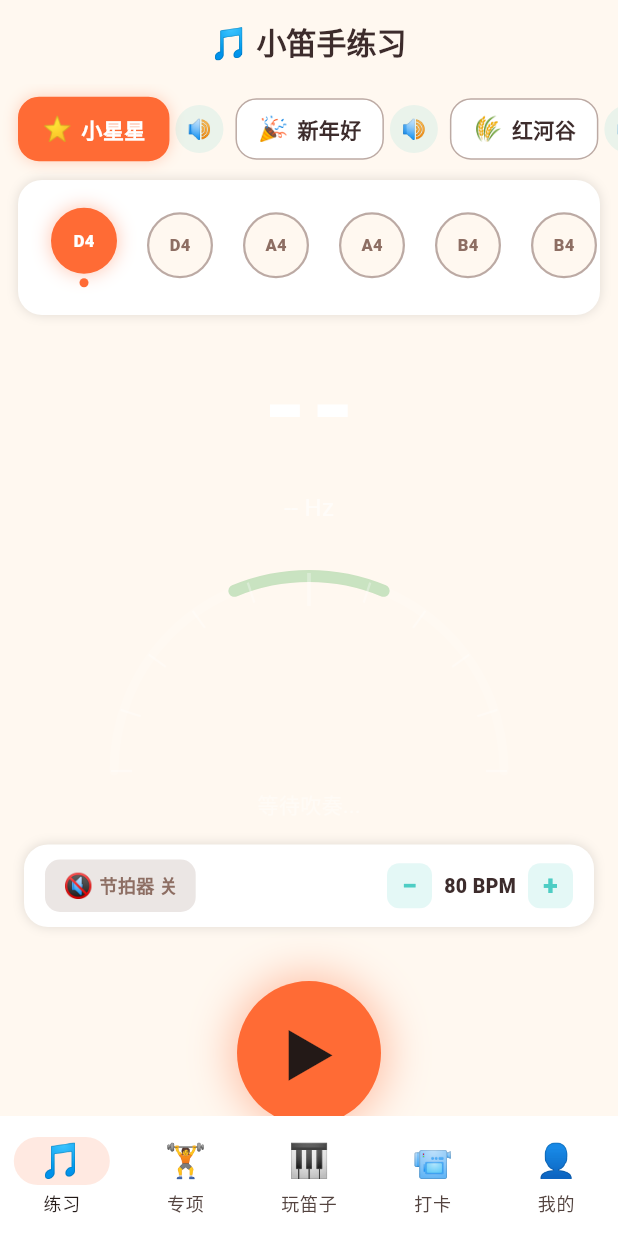
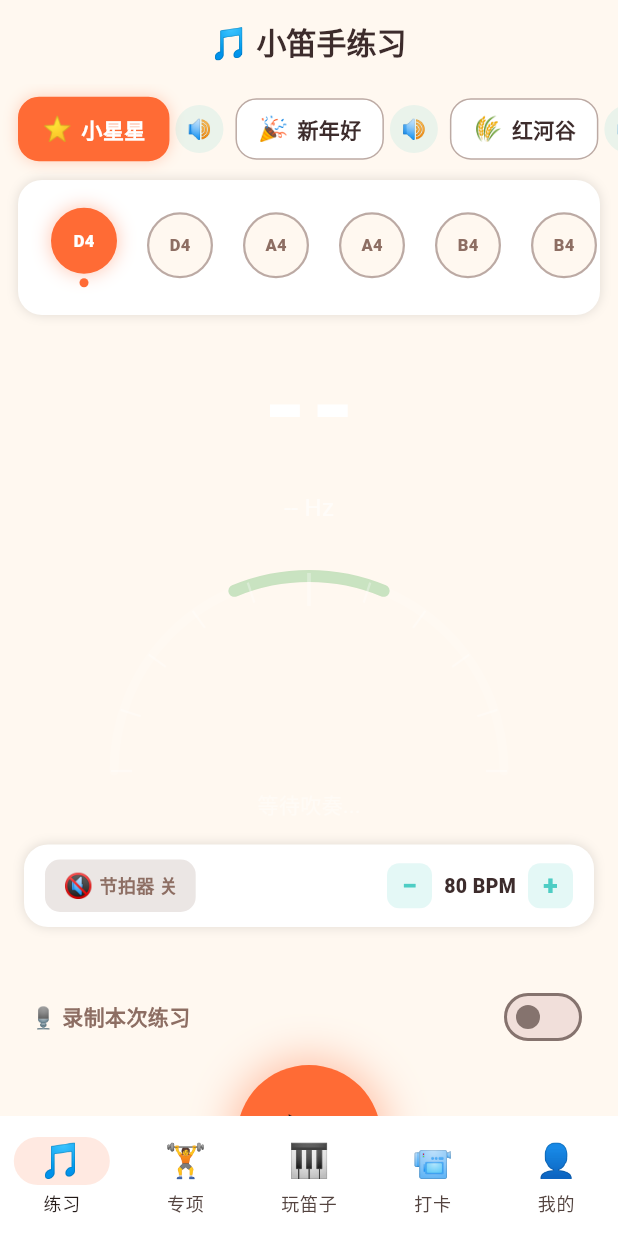
Before and after one commit to haozhijie111/Habits, a Flutter app: the SessionResultScreen screen opened directly with empty values, after a tap on "🔄 再练一次", on a phone screen of 412 x 824 dp. Run offline on Flutter 3.47's test engine with Material 3 defaults, Android fonts, the phone set to English and light mode, and no system bars; our stand-ins replace camera, flutter_riverpod, just_audio, shared_preferences, video_player; missing offline and left inert: ffmpeg_kit_flutter_new, fftea, gal, record; accounts and stored records are empty.

Commit message:
✨ feat: 打卡记录 + 节拍器设置持久化
- 曲谱练习新增录音开关，开启后练习结束自动保存到"我的打卡"
- 专项练习结束后若开启录音也自动保存到"我的打卡"
- 结果页显示"已保存到我的打卡"提示
- 节拍器 BPM/音量/开关状态通过 shared_preferences 持久化，重启后保留

Co-Authored-By: Claude Sonnet 4.6 <noreply@anthropic.com>

```diff
--- a/lib/screens/practice_screen.dart
+++ b/lib/screens/practice_screen.dart
@@ -23,7 +23,11 @@ class PracticeScreen extends ConsumerWidget {
         Navigator.push(
           context,
           MaterialPageRoute(
-            builder: (_) => SessionResultScreen(result: next.result!),
+            builder: (_) => SessionResultScreen(
+              result: next.result!,
+              songTitle: next.currentSong.title,
+              audioPath: next.audioPath,
+            ),
           ),
         );
       }
@@ -74,6 +78,29 @@ class PracticeScreen extends ConsumerWidget {
                 ),
               ),
             const SizedBox(height: 20),
+            // 录音开关
+            if (session.state == RecordingState.idle)
+              Padding(
+                padding: const EdgeInsets.symmetric(horizontal: 20),
+                child: Row(
+                  children: [
+                    const Text('🎙 录制本次练习',
+                        style: TextStyle(
+                            color: KidColors.textMid,
+                            fontSize: 14,
+                            fontWeight: FontWeight.w600)),
+                    const Spacer(),
+                    Switch(
+                      value: session.recordAudio,
+                      activeColor: KidColors.primary,
+                      onChanged: (v) => ref
+                          .read(practiceSessionProvider.notifier)
+                          .setRecordAudio(v),
+                    ),
+                  ],
+                ),
+              ),
+            const SizedBox(height: 8),
             _RecordButton(
               state: session.state,
               onStart: () {
--- a/lib/screens/session_result_screen.dart
+++ b/lib/screens/session_result_screen.dart
@@ -2,14 +2,49 @@ import 'package:flutter/material.dart';
 import 'package:flutter_riverpod/flutter_riverpod.dart';
 import '../main.dart';
 import '../models/score_note.dart';
+import '../models/check_in_record.dart';
 import '../providers/practice_session_provider.dart';
+import '../services/check_in_storage.dart';
 
-class SessionResultScreen extends ConsumerWidget {
+class SessionResultScreen extends ConsumerStatefulWidget {
   final SessionResult result;
-  const SessionResultScreen({super.key, required this.result});
+  final String songTitle;
+  final String? audioPath;
+
+  const SessionResultScreen({
+    super.key,
+    required this.result,
+    required this.songTitle,
+    this.audioPath,
+  });
 
   @override
-  Widget build(BuildContext context, WidgetRef ref) {
+  ConsumerState<SessionResultScreen> createState() => _SessionResultScreenState();
+}
+
+class _SessionResultScreenState extends ConsumerState<SessionResultScreen> {
+  @override
+  void initState() {
+    super.initState();
+    if (widget.audioPath != null) {
+      _saveCheckIn();
+    }
+  }
+
+  Future<void> _saveCheckIn() async {
+    final record = CheckInRecord(
+      id: DateTime.now().millisecondsSinceEpoch.toString(),
+      createdAt: DateTime.now(),
+      filePath: widget.audioPath!,
+      type: 'audio',
+      score: widget.result.pitchScore,
+      songTitle: widget.songTitle,
+    );
+    await CheckInStorage().save(record);
+  }
+
+  @override
+  Widget build(BuildContext context) {
     return Scaffold(
       backgroundColor: KidColors.bg,
       appBar: AppBar(
@@ -24,7 +59,7 @@ class SessionResultScreen extends ConsumerWidget {
       body: Column(
         children: [
           const SizedBox(height: 8),
-          _ScoreSummary(result: result),
+          _ScoreSummary(result: widget.result),
           const SizedBox(height: 16),
           Padding(
             padding: const EdgeInsets.symmetric(horizontal: 20),
@@ -38,7 +73,19 @@ class SessionResultScreen extends ConsumerWidget {
             ),
           ),
           const SizedBox(height: 8),
-          Expanded(child: _NoteList(judgements: result.judgements)),
+          Expanded(child: _NoteList(judgements: widget.result.judgements)),
+          if (widget.audioPath != null)
+            Padding(
+              padding: const EdgeInsets.symmetric(horizontal: 20, vertical: 4),
+              child: Row(
+                children: [
+                  const Icon(Icons.check_circle, color: KidColors.green, size: 16),
+                  const SizedBox(width: 6),
+                  const Text('已保存到我的打卡',
+                      style: TextStyle(color: KidColors.green, fontSize: 13)),
+                ],
+              ),
+            ),
           Padding(
             padding: const EdgeInsets.all(20),
             child: SizedBox(
--- a/pubspec.yaml
+++ b/pubspec.yaml
@@ -43,6 +43,9 @@ dependencies:
   # 视频播放
   video_player: ^2.8.6
 
+  # 持久化设置
+  shared_preferences: ^2.2.3
+
   # UI
   cupertino_icons: ^1.0.2
   intl: ^0.20.2
```
Also changed, not shown: lib/providers/metronome_provider.dart (+26 -1 lines), lib/providers/practice_session_provider.dart (+30 -4 lines), lib/screens/drill_result_screen.dart (+45 -9 lines), pubspec.lock (added), 2 other files.
